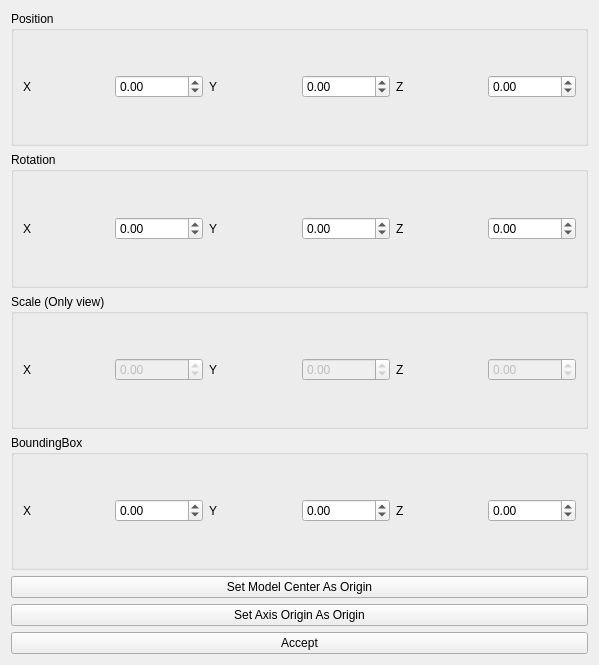
First picture: the form in LydiaLabExpPlugins/modeTransformation/TransformationWidget.ui, repository mcoder2014/LydiaLabExpPlugins, before the edit.
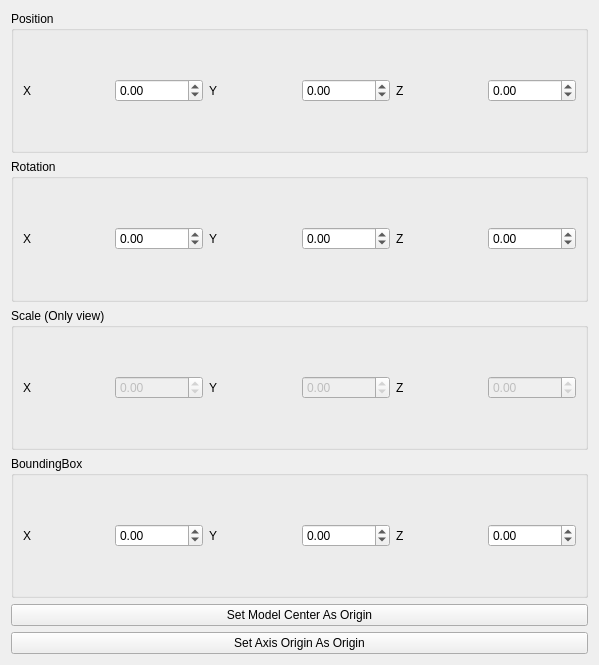
Second picture: the form after the edit.

```diff
--- a/LydiaLabExpPlugins/modeTransformation/TransformationWidget.ui
+++ b/LydiaLabExpPlugins/modeTransformation/TransformationWidget.ui
@@ -319,19 +319,6 @@
      </property>
     </widget>
    </item>
-   <item>
-    <widget class="QPushButton" name="pushButtonAccept">
-     <property name="text">
-      <string>Accept</string>
-     </property>
-     <property name="default">
-      <bool>false</bool>
-     </property>
-     <property name="flat">
-      <bool>false</bool>
-     </property>
-    </widget>
-   </item>
   </layout>
  </widget>
  <resources/>
```
